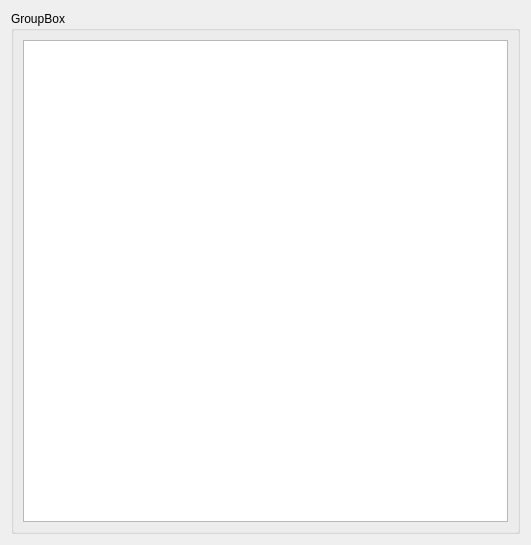
Qt form schedule-ui/adddisciplinedialog.ui (BupTy03/schedule-project) before a commit.
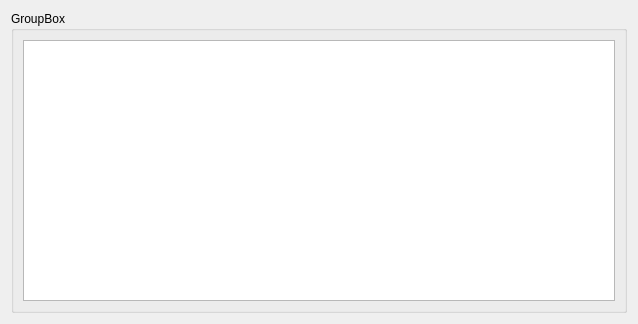
The same form after that commit.

Diff of the .ui file:
```diff
--- a/schedule-ui/adddisciplinedialog.ui
+++ b/schedule-ui/adddisciplinedialog.ui
@@ -6,8 +6,8 @@
    <rect>
     <x>0</x>
     <y>0</y>
-    <width>531</width>
-    <height>545</height>
+    <width>638</width>
+    <height>324</height>
    </rect>
   </property>
   <property name="windowTitle">
```
